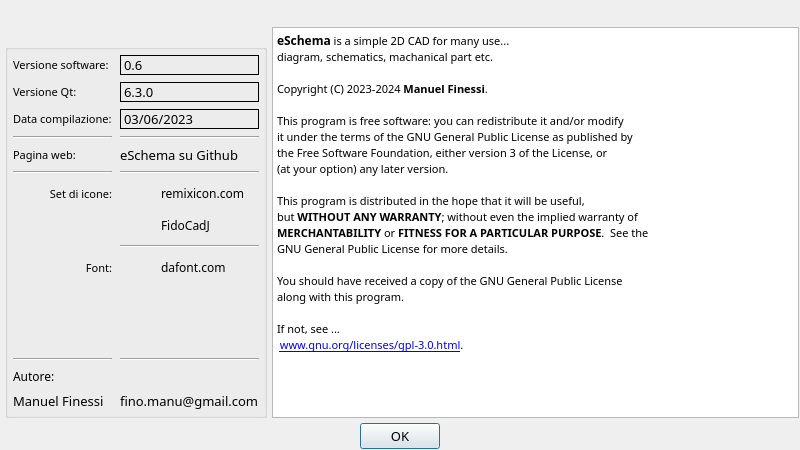
The window that gui/aboutdialog.ui (manufino/eSchema) describes before a commit, drawn with Qt 5.
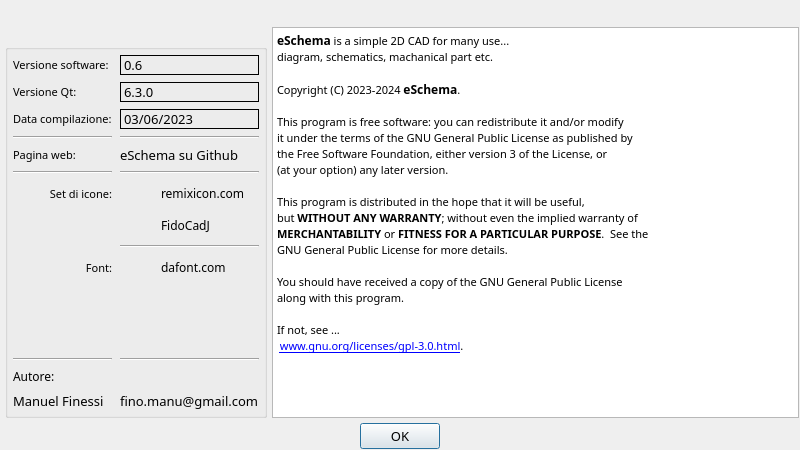
The same window after the commit. Icons and pictures are not drawn. Custom widgets are drawn as their Qt base class.

Commit message: ComboBoxPenStyle reimplemented, cleanup

What changed in the file:
```diff
--- a/gui/aboutdialog.ui
+++ b/gui/aboutdialog.ui
@@ -717,7 +717,7 @@
 &lt;p style=&quot; margin-top:0px; margin-bottom:0px; margin-left:0px; margin-right:0px; -qt-block-indent:0; text-indent:0px;&quot;&gt;&lt;span style=&quot; font-family:'Hack'; font-size:9pt; font-weight:700;&quot;&gt;eSchema&lt;/span&gt;&lt;span style=&quot; font-family:'Hack'; font-size:8pt;&quot;&gt; is a simple 2D CAD for many use...&lt;/span&gt;&lt;/p&gt;
 &lt;p style=&quot; margin-top:0px; margin-bottom:0px; margin-left:0px; margin-right:0px; -qt-block-indent:0; text-indent:0px;&quot;&gt;&lt;span style=&quot; font-family:'Hack'; font-size:8pt;&quot;&gt;diagram, schematics, machanical part etc.&lt;/span&gt;&lt;/p&gt;
 &lt;p style=&quot;-qt-paragraph-type:empty; margin-top:0px; margin-bottom:0px; margin-left:0px; margin-right:0px; -qt-block-indent:0; text-indent:0px; font-family:'Hack'; font-size:8pt;&quot;&gt;&lt;br /&gt;&lt;/p&gt;
-&lt;p style=&quot; margin-top:0px; margin-bottom:0px; margin-left:0px; margin-right:0px; -qt-block-indent:0; text-indent:0px;&quot;&gt;&lt;span style=&quot; font-family:'Hack'; font-size:8pt;&quot;&gt;Copyright (C) 2023-2024 &lt;/span&gt;&lt;span style=&quot; font-family:'Hack'; font-size:8pt; font-weight:700;&quot;&gt;Manuel Finessi&lt;/span&gt;&lt;span style=&quot; font-family:'Hack'; font-size:8pt;&quot;&gt;.&lt;/span&gt;&lt;/p&gt;
+&lt;p style=&quot; margin-top:0px; margin-bottom:0px; margin-left:0px; margin-right:0px; -qt-block-indent:0; text-indent:0px;&quot;&gt;&lt;span style=&quot; font-family:'Hack'; font-size:8pt;&quot;&gt;Copyright (C) 2023-2024 &lt;/span&gt;&lt;span style=&quot; font-family:'Hack'; font-size:9pt; font-weight:700;&quot;&gt;eSchema&lt;/span&gt;&lt;span style=&quot; font-family:'Hack'; font-size:8pt;&quot;&gt;.&lt;/span&gt;&lt;/p&gt;
 &lt;p style=&quot;-qt-paragraph-type:empty; margin-top:0px; margin-bottom:0px; margin-left:0px; margin-right:0px; -qt-block-indent:0; text-indent:0px; font-family:'Hack'; font-size:8pt;&quot;&gt;&lt;br /&gt;&lt;/p&gt;
 &lt;p style=&quot; margin-top:0px; margin-bottom:0px; margin-left:0px; margin-right:0px; -qt-block-indent:0; text-indent:0px;&quot;&gt;&lt;span style=&quot; font-family:'Hack'; font-size:8pt;&quot;&gt;This program is free software: you can redistribute it and/or modify&lt;/span&gt;&lt;/p&gt;
 &lt;p style=&quot; margin-top:0px; margin-bottom:0px; margin-left:0px; margin-right:0px; -qt-block-indent:0; text-indent:0px;&quot;&gt;&lt;span style=&quot; font-family:'Hack'; font-size:8pt;&quot;&gt;it under the terms of the GNU General Public License as published by&lt;/span&gt;&lt;/p&gt;
```
The commit also changes 14 other files.
